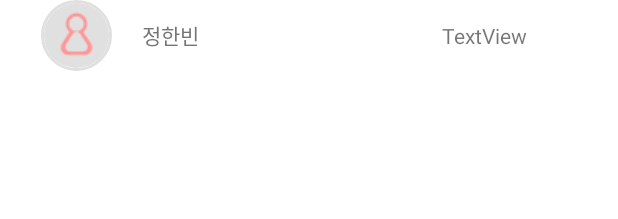
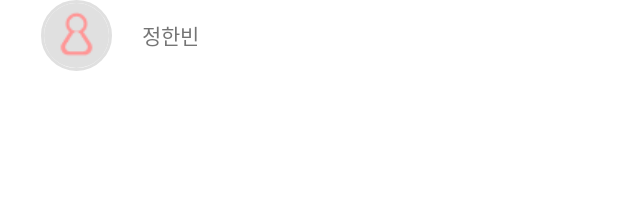
Before and after one commit to BTS-development/BTS_App, an Android app: the layout group_member_ui.xml on its own in the app's theme, with its tools: preview values and no code run, on a phone screen of 412 x 824 dp. Shown: the top 219 px of the screen. Run offline under Robolectric (Android 15) with nearby library versions, the phone set to English and light mode, and no system bars.

Commit message:
[FIX] fix bug

```diff
--- a/BluetoothTemperatureSubmitter/app/src/main/java/com/example/bluetoothtemperaturesubmitter/User/User_temperature_log.kt
+++ b/BluetoothTemperatureSubmitter/app/src/main/java/com/example/bluetoothtemperaturesubmitter/User/User_temperature_log.kt
@@ -41,7 +41,7 @@ class User_temperature_log : AppCompatActivity() {
                     Log.d("ERROR", response.code().toString())
                     if(response.body() != null){
                         var i = response.body()!!.size - 1
-                        if(i > 1) {
+                        if(i > -1) {
                             while (i >= 0) {
                                 tempData.add(response.body()!![i--])
                             }
--- a/BluetoothTemperatureSubmitter/app/src/main/res/layout/group_member_ui.xml
+++ b/BluetoothTemperatureSubmitter/app/src/main/res/layout/group_member_ui.xml
@@ -25,11 +25,4 @@
         android:textColor="#757575"
         android:textSize="14dp" />
 
-    <TextView
-        android:id="@+id/temp_text"
-        android:layout_width="wrap_content"
-        android:layout_height="wrap_content"
-        android:layout_weight="1"
-        android:text="TextView"
-        android:layout_gravity="center_vertical"/>
 </LinearLayout>
```
